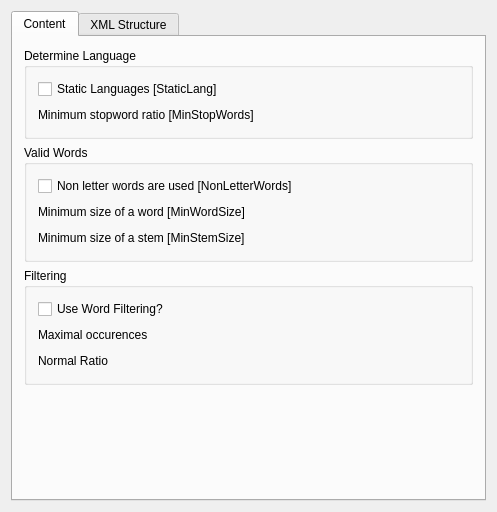
Old version of the form textanalyse/frontend/kde/config.ui in the repository pfrancq/galilei.
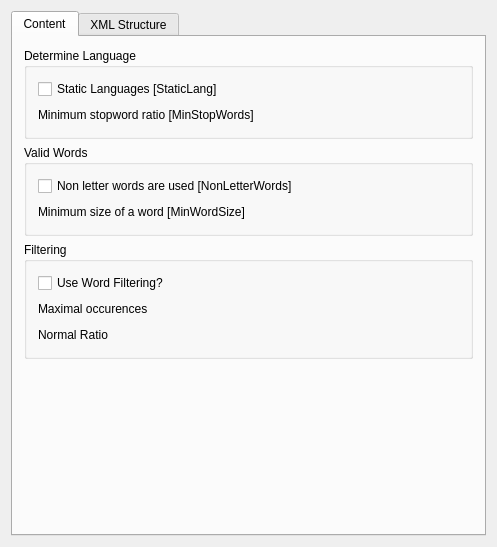
New version of the form. The open tabs and pages were chosen to show the change. Custom widgets are drawn as their Qt base class.

```diff
--- a/textanalyse/frontend/kde/config.ui
+++ b/textanalyse/frontend/kde/config.ui
@@ -6,7 +6,7 @@
     <x>0</x>
     <y>0</y>
     <width>497</width>
-    <height>512</height>
+    <height>547</height>
    </rect>
   </property>
   <property name="windowTitle" >
@@ -21,7 +21,7 @@
   <property name="sizeGripEnabled" stdset="0" >
    <bool>true</bool>
   </property>
-  <layout class="QVBoxLayout" >
+  <layout class="QVBoxLayout" name="verticalLayout_7" >
    <item>
     <widget class="QTabWidget" name="tabWidget2" >
      <property name="currentIndex" >
@@ -159,46 +159,6 @@
             </item>
            </layout>
           </item>
-          <item>
-           <layout class="QHBoxLayout" >
-            <item>
-             <widget class="QLabel" name="textLabel3" >
-              <property name="text" >
-               <string>Minimum size of a stem [MinStemSize]</string>
-              </property>
-              <property name="wordWrap" >
-               <bool>false</bool>
-              </property>
-             </widget>
-            </item>
-            <item>
-             <spacer name="spacer4" >
-              <property name="orientation" >
-               <enum>Qt::Horizontal</enum>
-              </property>
-              <property name="sizeType" >
-               <enum>QSizePolicy::Expanding</enum>
-              </property>
-              <property name="sizeHint" stdset="0" >
-               <size>
-                <width>40</width>
-                <height>20</height>
-               </size>
-              </property>
-             </spacer>
-            </item>
-            <item>
-             <widget class="KIntNumInput" name="MinStemSize" >
-              <property name="toolTip" >
-               <string>Set the minimum size of stems.</string>
-              </property>
-              <property name="whatsThis" >
-               <string>On all the words in a document containing only letters, a stemming algorithm is applied. When the resulting stem has a size lower than this threshold, the stem is not used.</string>
-              </property>
-             </widget>
-            </item>
-           </layout>
-          </item>
          </layout>
         </widget>
        </item>
@@ -639,6 +599,11 @@
    <extends>QWidget</extends>
    <header>knuminput.h</header>
   </customwidget>
+  <customwidget>
+   <class>KUrlRequester</class>
+   <extends>QFrame</extends>
+   <header>kurlrequester.h</header>
+  </customwidget>
  </customwidgets>
  <includes>
   <include location="local" >knuminput.h</include>
```
Left out of the diff: 138 changed lines with no effect on the pictures.
